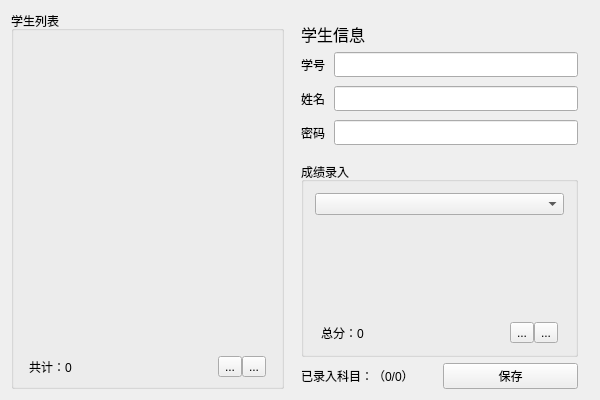
The window that 1788lab10/input.ui (fu1fan/lab10) describes before a commit, drawn with Qt 5.
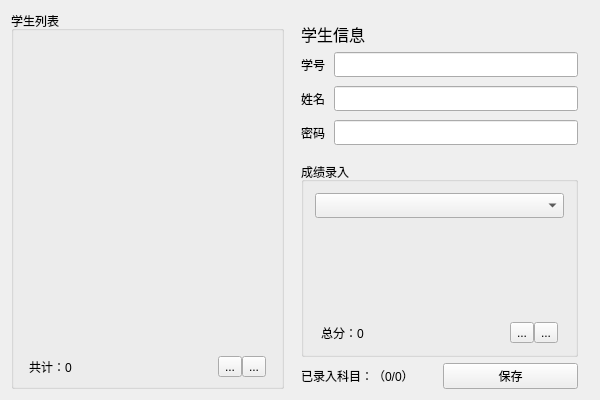
The same window after the commit. Icons and pictures are not drawn.

Commit message: 优化界面

Diff of the .ui file:
```diff
--- a/1788lab10/input.ui
+++ b/1788lab10/input.ui
@@ -239,7 +239,14 @@
         </property>
         <layout class="QVBoxLayout" name="verticalLayout_6">
          <item>
-          <widget class="QComboBox" name="comboBox"/>
+          <widget class="QComboBox" name="comboBox">
+           <property name="minimumSize">
+            <size>
+             <width>0</width>
+             <height>25</height>
+            </size>
+           </property>
+          </widget>
          </item>
          <item>
           <widget class="QTableView" name="tableView_2">
```
The commit also changes 1 other file.
